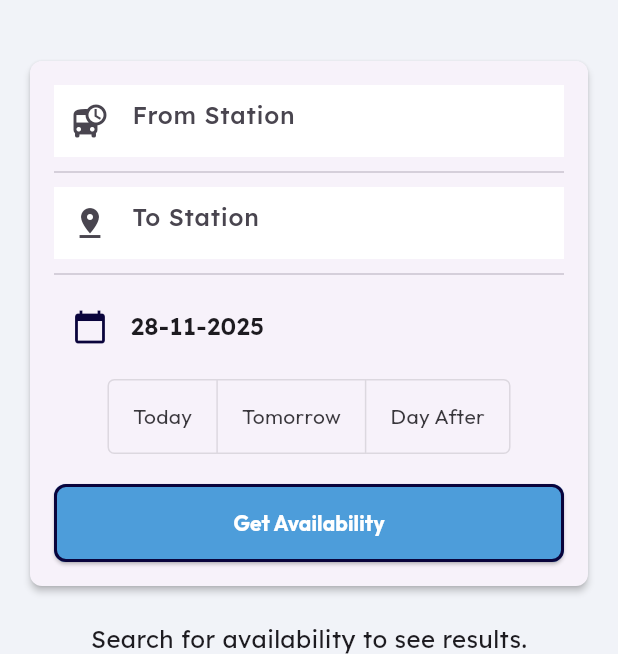
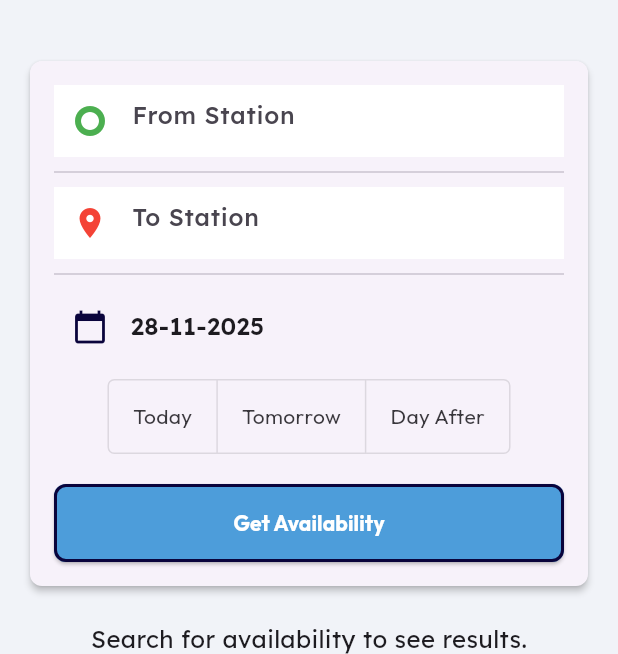
Before and after one commit to kunal7236/easy_rail_app, a Flutter app: the screen it shows after launch, item 2 of the bottom bar chosen, on a phone screen of 412 x 824 dp, the part 74-728 px from its top. Run offline on Flutter 3.47's test engine with Material 3 defaults, Android fonts, the phone set to English and light mode, and no system bars; our stand-ins replace flutter_dotenv, scrollable_positioned_list; Roboto replaces fonts that are missing (Lemonada).

Commit message:
changed from and to icon in availability screen

```diff
--- a/lib/screens/availability_screen.dart
+++ b/lib/screens/availability_screen.dart
@@ -154,7 +154,8 @@ class _AvailabilityScreenState extends State<AvailabilityScreen> {
               decoration: InputDecoration(
                 hintText: hint,
                 prefixIcon: Icon(
-                  isFrom ? Icons.departure_board : Icons.pin_drop,
+                  isFrom ? Icons.trip_origin : Icons.location_on,
+                  color: isFrom ? Colors.green : Colors.red,
                 ),
                 border: InputBorder.none,
                 enabledBorder: InputBorder.none,
```
